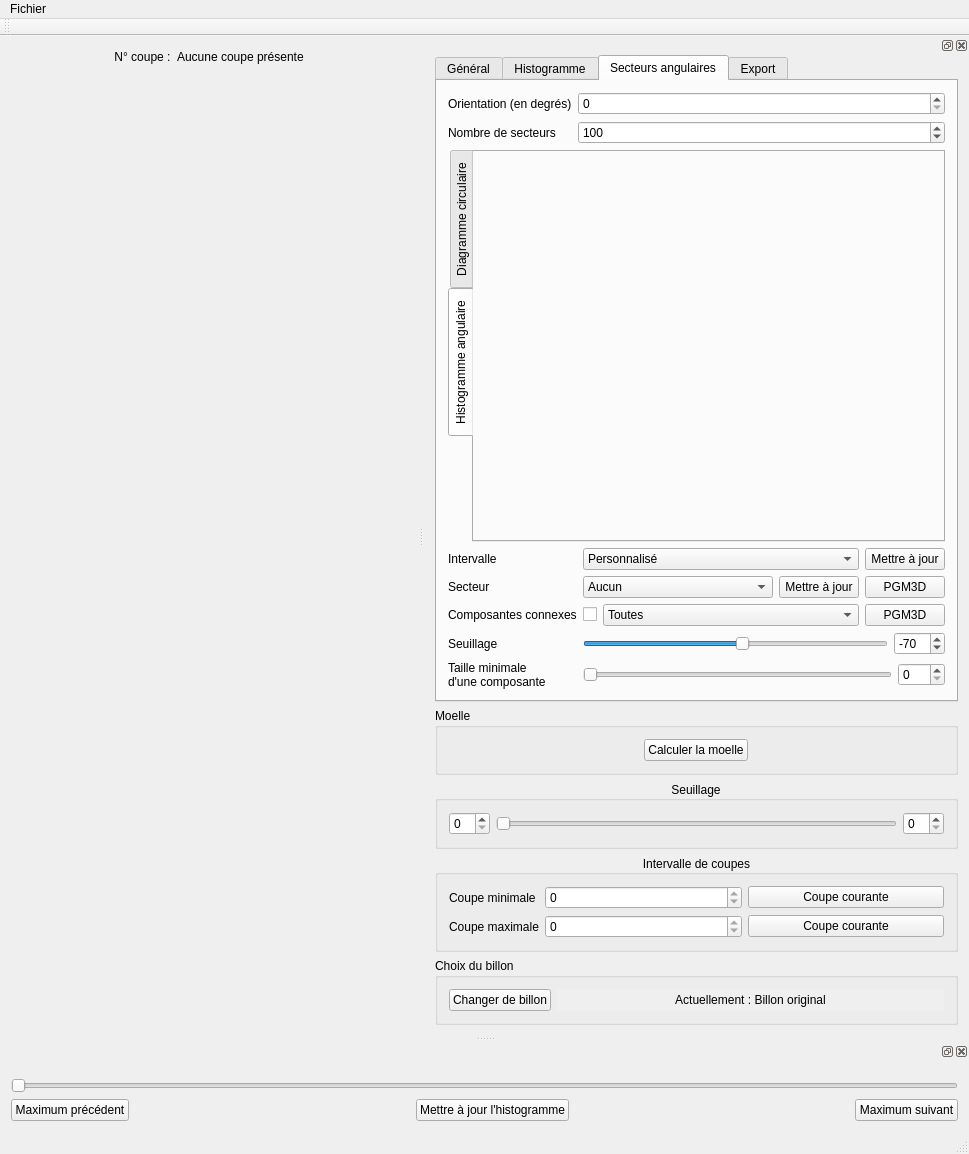
Old version of the form ui/mainwindow.ui in the repository akrah/TKDetection.
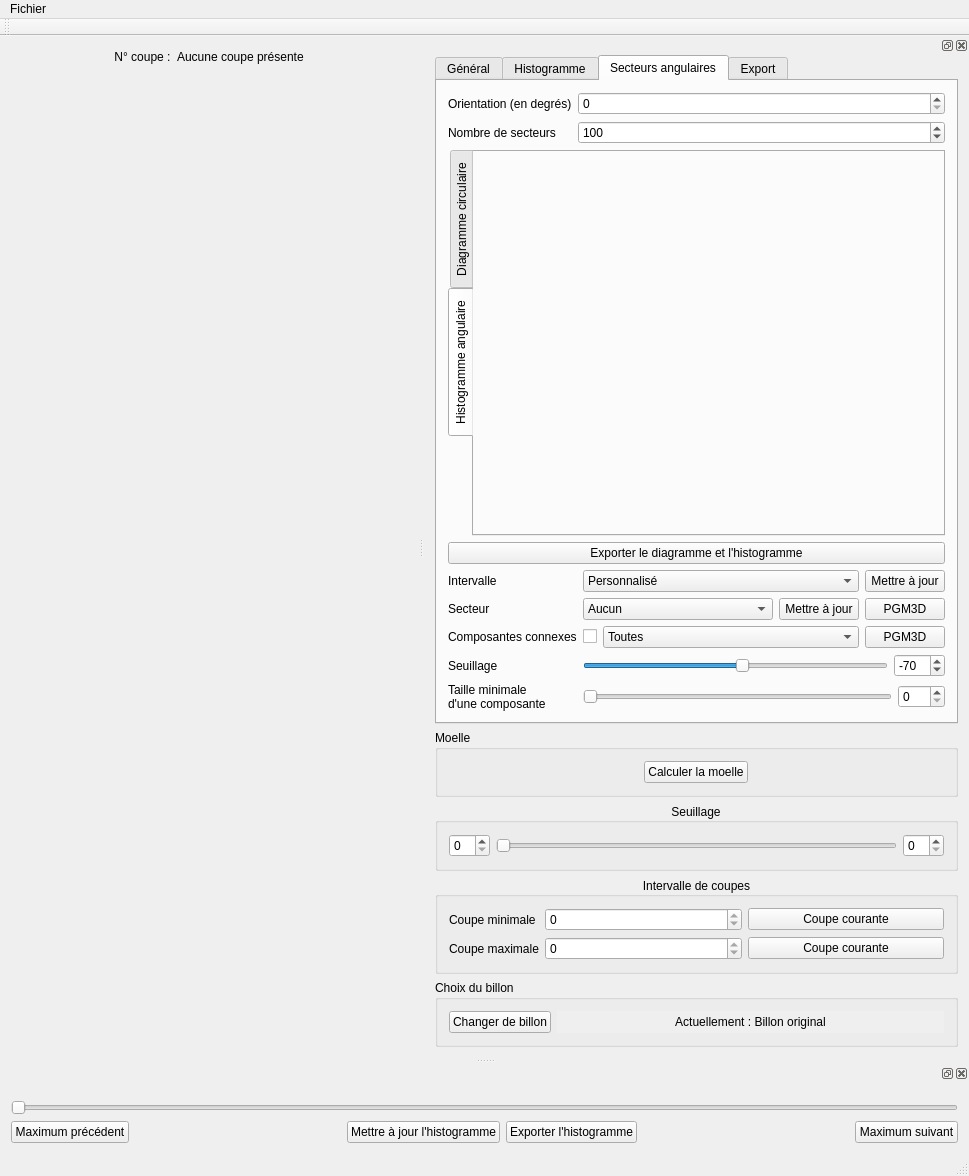
New version of the form. The open tabs and pages were chosen to show the change. Custom widgets are drawn as their Qt base class.

Commit message: Ajout de l'export des histogrammes et diagrammes.

Diff of the .ui file:
```diff
--- a/ui/mainwindow.ui
+++ b/ui/mainwindow.ui
@@ -7,7 +7,7 @@
     <x>0</x>
     <y>0</y>
     <width>969</width>
-    <height>1154</height>
+    <height>1176</height>
    </rect>
   </property>
   <property name="windowTitle">
@@ -105,7 +105,7 @@
            <x>0</x>
            <y>0</y>
            <width>403</width>
-           <height>900</height>
+           <height>922</height>
           </rect>
          </property>
          <layout class="QHBoxLayout" name="horizontalLayout_8">
@@ -172,7 +172,7 @@
    <property name="minimumSize">
     <size>
      <width>545</width>
-     <height>948</height>
+     <height>970</height>
     </size>
    </property>
    <property name="floating">
@@ -994,6 +994,17 @@
            </widget>
           </widget>
          </item>
+         <item>
+          <layout class="QHBoxLayout" name="horizontalLayout_20">
+           <item>
+            <widget class="QPushButton" name="_buttonExportSectorsDiagramAndHistogram">
+             <property name="text">
+              <string>Exporter le diagramme et l'histogramme</string>
+             </property>
+            </widget>
+           </item>
+          </layout>
+         </item>
          <item>
           <layout class="QGridLayout" name="gridLayout_2">
            <property name="bottomMargin">
@@ -1542,6 +1553,13 @@
          </property>
         </widget>
        </item>
+       <item>
+        <widget class="QPushButton" name="_buttonExportSliceHistogram">
+         <property name="text">
+          <string>Exporter l'histogramme</string>
+         </property>
+        </widget>
+       </item>
        <item>
         <spacer name="horizontalSpacer_4">
          <property name="orientation">
```
Left out of the diff: 13 changed lines with no effect on the pictures. The commit also changes 5 other files.
